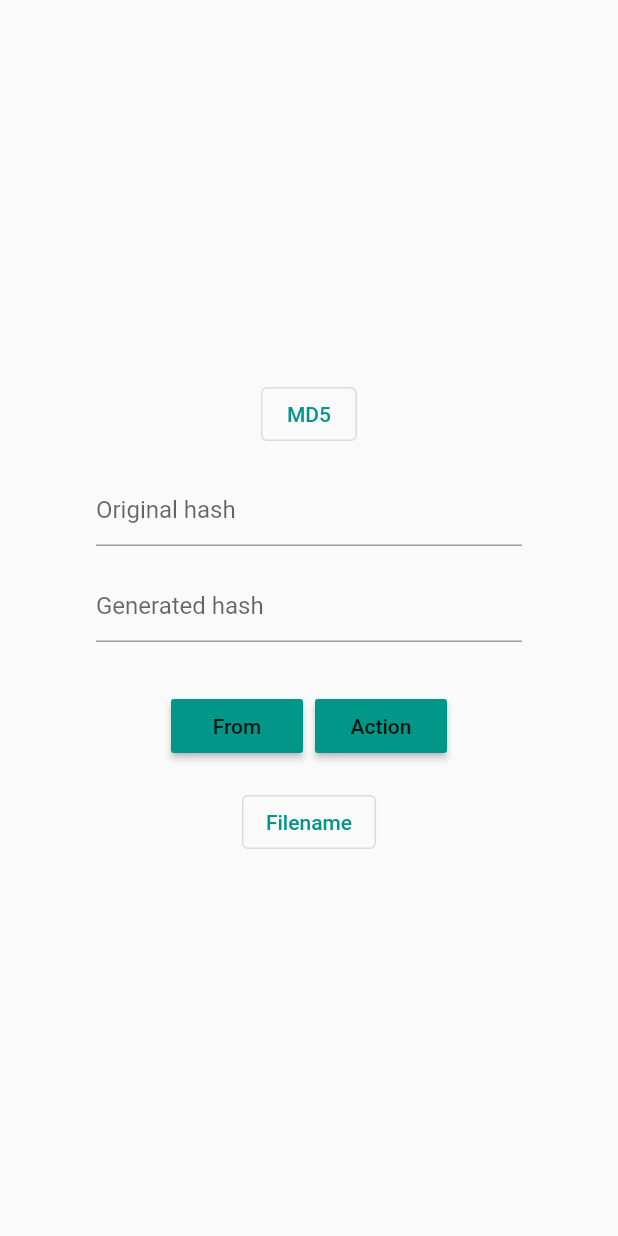
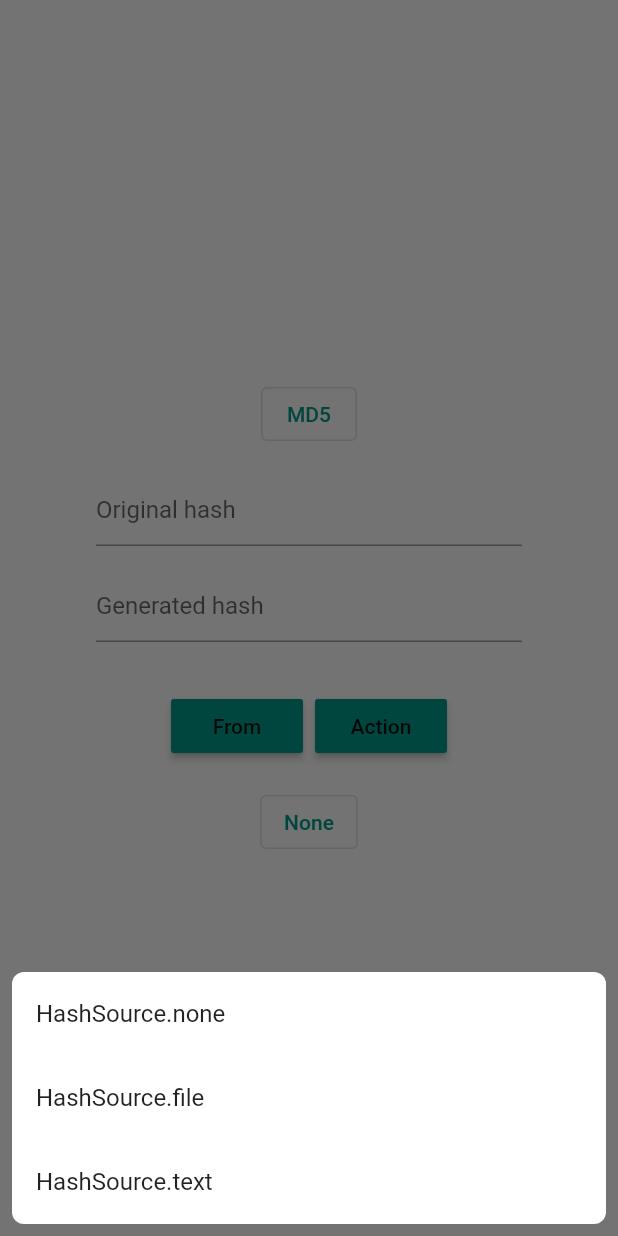
Before and after one commit to hash-checker/hash-checker-2, a Flutter app: the screen it shows after launch, after a tap on "From", on a phone screen of 412 x 824 dp. Run offline on Flutter 3.47's test engine with Material 2 defaults, Android fonts, the phone set to English and light mode, and no system bars; our stand-ins replace flutter_mobx, mobx; generated files the repository leaves out were written again.

Commit message:
2021-12-12 v. 1.0.0: updated Calculator page

```diff
--- /dev/null
+++ b/lib/data/models/hash_action.dart
@@ -0,0 +1,5 @@
+enum HashAction {
+  generate,
+  compare,
+  export,
+}
--- /dev/null
+++ b/lib/data/models/hash_source.dart
@@ -0,0 +1,5 @@
+enum HashSource {
+  none,
+  file,
+  text,
+}
--- a/lib/features/calculator/page/calculator_page.dart
+++ b/lib/features/calculator/page/calculator_page.dart
@@ -1,7 +1,12 @@
 import 'package:flutter/material.dart';
 import 'package:flutter_mobx/flutter_mobx.dart';
 import 'package:hash_checker_2/data/extensions/hash_type_extensions.dart';
+import 'package:hash_checker_2/data/models/hash_action.dart';
+import 'package:hash_checker_2/data/models/hash_source.dart';
+import 'package:hash_checker_2/features/calculator/page/dialogs/select_hash_aciton_dialog.dart';
+import 'package:hash_checker_2/features/calculator/page/dialogs/select_hash_source_dialog.dart';
 import 'package:hash_checker_2/features/calculator/page/dialogs/select_hash_type_dialog.dart';
+import 'package:hash_checker_2/features/calculator/page/dialogs/text_enter_dialog.dart';
 import 'package:hash_checker_2/features/calculator/store/calculator_store.dart';
 
 class CalculatorPage extends StatefulWidget {
@@ -13,6 +18,8 @@ class CalculatorPage extends StatefulWidget {
 
 class _CalculatorPageState extends State<CalculatorPage> {
   CalculatorStore? _store;
+
+  final TextEditingController _generatedHashController = TextEditingController();
 
   @override
   void didChangeDependencies() {
@@ -31,10 +38,13 @@ class _CalculatorPageState extends State<CalculatorPage> {
             Observer(
               builder: (_) => OutlinedButton(
                 child: Text(_store!.hashType.name()),
-                onPressed: () => showSelectHashTypeDialog(
+                onPressed: () async {
+                  final hashType = await showSelectHashTypeDialog(
                     context: context,
                     current: _store!.hashType,
-                ),
+                  );
+                  _store!.setHashType(hashType ?? _store!.hashType);
+                },
               ),
             ),
             const SizedBox(height: 16),
@@ -44,17 +54,23 @@ class _CalculatorPageState extends State<CalculatorPage> {
                 right: 48,
               ),
               child: Column(
-                children: const [
-                  TextField(
+                children: [
+                  const TextField(
                     decoration: InputDecoration(
                       hintText: 'Original hash',
                     ),
                   ),
-                  SizedBox(height: 16),
-                  TextField(
-                    decoration: InputDecoration(
+                  const SizedBox(height: 16),
+                  Observer(
+                    builder: (_) {
+                      _generatedHashController.text = _store!.generatedHash;
+                      return TextField(
+                        controller: _generatedHashController,
+                        decoration: const InputDecoration(
                           hintText: 'Generated hash',
                         ),
+                      );
+                    },
                   ),
                 ],
               ),
@@ -63,23 +79,78 @@ class _CalculatorPageState extends State<CalculatorPage> {
             Row(
               mainAxisAlignment: MainAxisAlignment.center,
               children: [
-                MaterialButton(
+                Observer(
+                  builder: (_) {
+                    final hashSource = _store!.hashSource;
+                    return MaterialButton(
                       color: Colors.teal,
-                  child: const Text('From'),
-                  onPressed: () {},
+                      child: Text(
+                        hashSource == HashSource.none
+                            ? 'From'
+                            : hashSource == HashSource.file
+                                ? 'File'
+                                : 'Text',
+                      ),
+                      onPressed: () async {
+                        final hashSource = await showSelectHashSourceDialog(context);
+                        if (hashSource != null) {
+                          _store!.setHashSource(hashSource);
+                          switch (hashSource) {
+                            case HashSource.file:
+                              break;
+                            case HashSource.text:
+                              final text = await showTextEnterDialog(
+                                context: context,
+                                current: _store!.textValueToGenerate,
+                              );
+                              if (text != null) {
+                                _store!.setTextValueToGenerate(text);
+                              }
+                              break;
+                            case HashSource.none:
+                              break;
+                          }
+                        }
+                      },
+                    );
+                  },
                 ),
                 const SizedBox(width: 8),
                 MaterialButton(
                   color: Colors.teal,
                   child: const Text('Action'),
-                  onPressed: () {},
+                  onPressed: () async {
+                    final hashAction = await showSelectHashActionDialog(context);
+                    if (hashAction != null) {
+                      switch (hashAction) {
+                        case HashAction.generate:
+                          _store!.generateHash();
+                          break;
+                        case HashAction.compare:
+                          break;
+                        case HashAction.export:
+                          break;
+                      }
+                    }
+                  },
                 ),
               ],
             ),
             const SizedBox(height: 16),
-            OutlinedButton(
-              child: const Text('Filename'),
+            Observer(
+              builder: (context) {
+                final hashSource = _store!.hashSource;
+                return OutlinedButton(
+                  child: Text(
+                    hashSource == HashSource.none
+                        ? 'None'
+                        : hashSource == HashSource.file
+                            ? 'File'
+                            : _store!.textValueToGenerate,
+                  ),
                   onPressed: () {},
+                );
+              },
             ),
           ],
         ),
--- /dev/null
+++ b/lib/features/calculator/page/dialogs/select_hash_source_dialog.dart
@@ -0,0 +1,35 @@
+import 'package:flutter/material.dart';
+import 'package:hash_checker_2/data/models/hash_source.dart';
+
+Future<HashSource?> showSelectHashSourceDialog(BuildContext context) {
+  return showModalBottomSheet<HashSource>(
+    context: context,
+    backgroundColor: Colors.transparent,
+    isScrollControlled: true,
+    builder: (_) => Wrap(
+      children: [
+        Padding(
+          padding: const EdgeInsets.all(8),
+          child: Container(
+            decoration: const BoxDecoration(
+              color: Colors.white,
+              borderRadius: BorderRadius.all(
+                Radius.circular(8),
+              ),
+            ),
+            child: Column(
+                children: HashSource.values.map((hashSource) {
+                  return ListTile(
+                    title: Text(hashSource.toString()),
+                    onTap: () => Navigator.pop<HashSource>(
+                      context,
+                      hashSource,
+                    ),
+                  );
+                }).toList()),
+          ),
+        ),
+      ],
+    ),
+  );
+}
```
Also changed, not shown: lib/features/calculator/page/dialogs/select_hash_aciton_dialog.dart (added, +35 -0 lines), lib/features/calculator/page/dialogs/text_enter_dialog.dart (added, +56 -0 lines), lib/features/calculator/store/calculator_store.dart (+49 -1 lines), lib/features/calculator/store/calculator_store.g.dart. Lines whose indentation alone changed are shown as unchanged.
